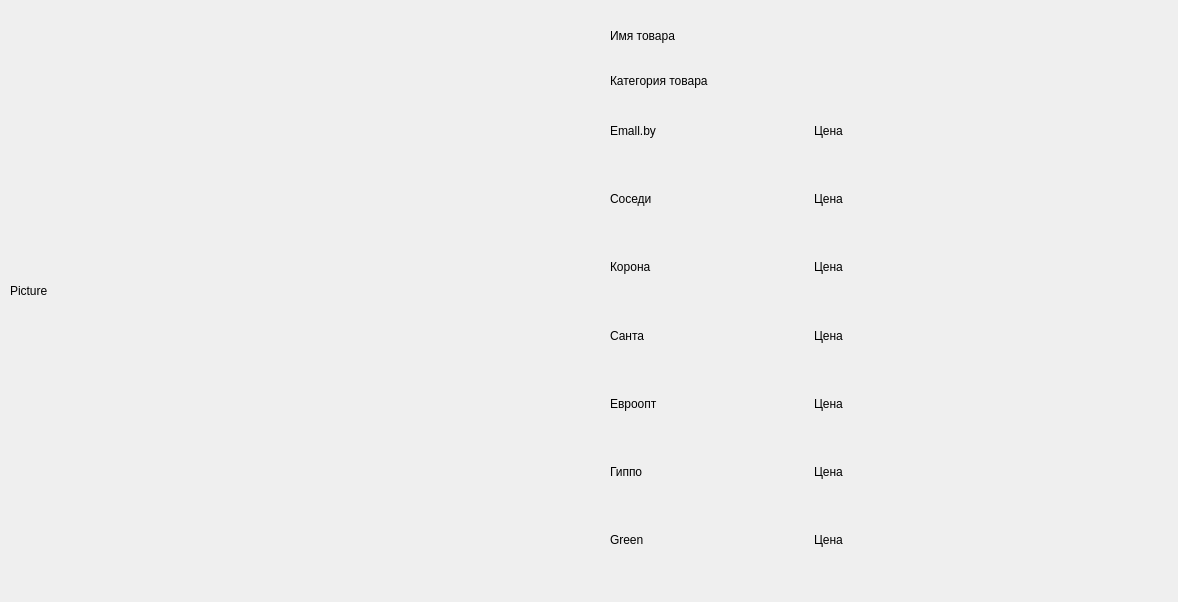
Old version of the form src/productwidget.ui in the repository fedorakooo/Food-Price-Comparison.
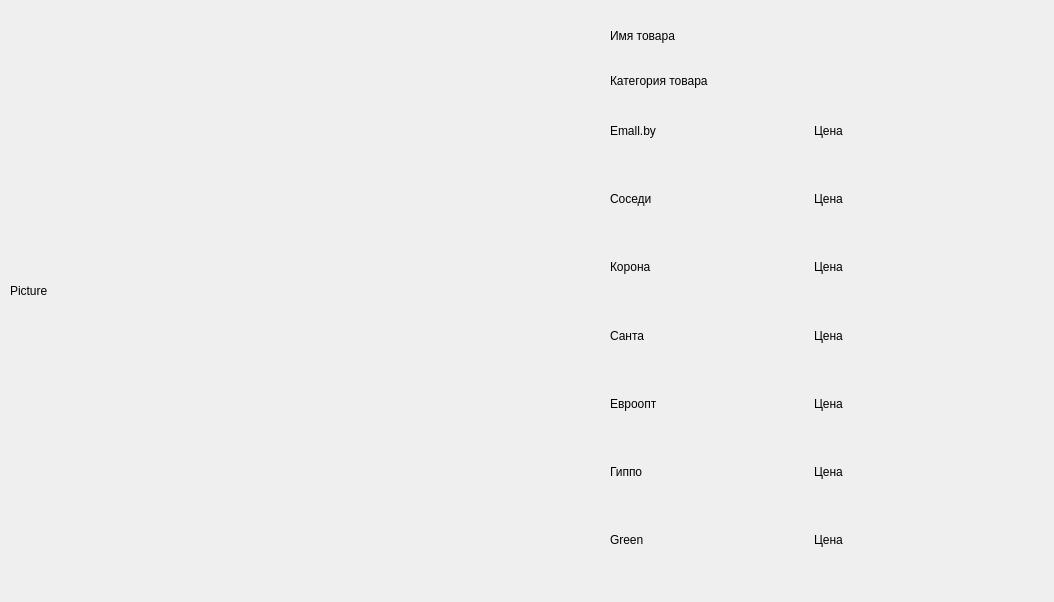
New version of the form.

Patch:
```diff
--- a/src/productwidget.ui
+++ b/src/productwidget.ui
@@ -6,7 +6,7 @@
    <rect>
     <x>0</x>
     <y>0</y>
-    <width>1178</width>
+    <width>1054</width>
     <height>602</height>
    </rect>
   </property>
```
